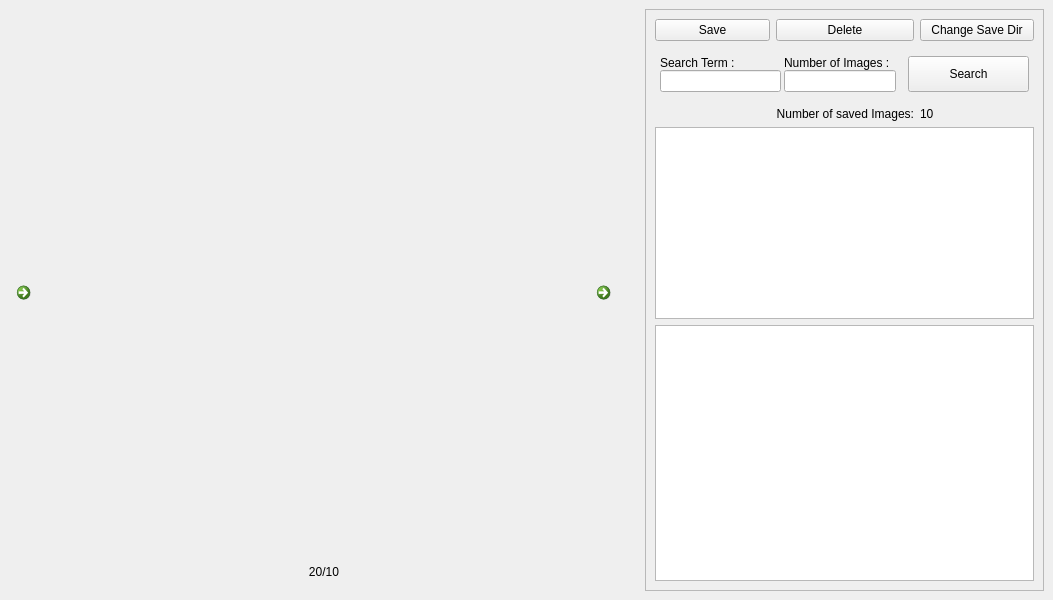
The window that MainWindow.ui (psolanke/Google-Images-Downloader) describes before a commit, drawn with Qt 5.
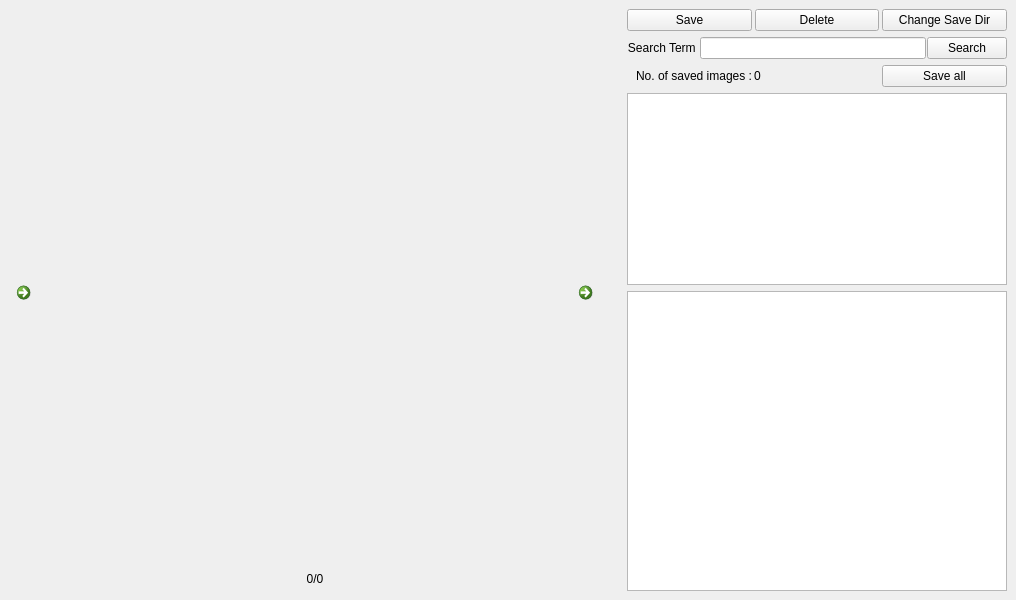
The same window after the commit. Icons and pictures are not drawn.

Patch:
```diff
--- a/MainWindow.ui
+++ b/MainWindow.ui
@@ -6,7 +6,7 @@
    <rect>
     <x>0</x>
     <y>0</y>
-    <width>1053</width>
+    <width>1016</width>
     <height>600</height>
    </rect>
   </property>
@@ -84,8 +84,158 @@
       </property>
      </widget>
     </item>
+    <item row="2" column="4">
+     <widget class="QFrame" name="frame">
+      <property name="sizePolicy">
+       <sizepolicy hsizetype="MinimumExpanding" vsizetype="MinimumExpanding">
+        <horstretch>0</horstretch>
+        <verstretch>0</verstretch>
+       </sizepolicy>
+      </property>
+      <property name="frameShape">
+       <enum>QFrame::NoFrame</enum>
+      </property>
+      <property name="frameShadow">
+       <enum>QFrame::Raised</enum>
+      </property>
+      <layout class="QGridLayout" name="gridLayout_2">
+       <property name="margin">
+        <number>0</number>
+       </property>
+       <item row="8" column="0" colspan="2">
+        <widget class="QListWidget" name="loaded_url"/>
+       </item>
+       <item row="7" column="0" colspan="2">
+        <widget class="QListWidget" name="saved_url">
+         <property name="sizePolicy">
+          <sizepolicy hsizetype="Preferred" vsizetype="Preferred">
+           <horstretch>0</horstretch>
+           <verstretch>0</verstretch>
+          </sizepolicy>
+         </property>
+        </widget>
+       </item>
+       <item row="0" column="0" colspan="2">
+        <widget class="QFrame" name="frame_2">
+         <property name="frameShadow">
+          <enum>QFrame::Sunken</enum>
+         </property>
+         <layout class="QHBoxLayout" name="horizontalLayout">
+          <property name="spacing">
+           <number>3</number>
+          </property>
+          <property name="margin">
+           <number>0</number>
+          </property>
+          <item>
+           <widget class="QPushButton" name="save_button">
+            <property name="text">
+             <string>Save</string>
+            </property>
+           </widget>
+          </item>
+          <item>
+           <widget class="QPushButton" name="delete_button">
+            <property name="text">
+             <string>Delete</string>
+            </property>
+           </widget>
+          </item>
+          <item>
+           <widget class="QPushButton" name="pushButton">
+            <property name="text">
+             <string>Change Save Dir</string>
+            </property>
+           </widget>
+          </item>
+         </layout>
+        </widget>
+       </item>
+       <item row="1" column="0" colspan="2">
+        <widget class="QFrame" name="frame_3">
+         <property name="frameShape">
+          <enum>QFrame::NoFrame</enum>
+         </property>
+         <property name="frameShadow">
+          <enum>QFrame::Raised</enum>
+         </property>
+         <layout class="QHBoxLayout" name="horizontalLayout_2">
+          <property name="spacing">
+           <number>1</number>
+          </property>
+          <property name="margin">
+           <number>0</number>
+          </property>
+          <item>
+           <widget class="QLabel" name="label_2">
+            <property name="text">
+             <string>Search Term </string>
+            </property>
+            <property name="alignment">
+             <set>Qt::AlignRight|Qt::AlignTrailing|Qt::AlignVCenter</set>
+            </property>
+           </widget>
+          </item>
+          <item>
+           <widget class="QLineEdit" name="search_term_text_box"/>
+          </item>
+          <item>
+           <widget class="QPushButton" name="search_button">
+            <property name="text">
+             <string>Search</string>
+            </property>
+           </widget>
+          </item>
+         </layout>
+        </widget>
+       </item>
+       <item row="2" column="0" colspan="2">
+        <widget class="QFrame" name="frame_5">
+         <property name="frameShape">
+          <enum>QFrame::NoFrame</enum>
+         </property>
+         <property name="frameShadow">
+          <enum>QFrame::Raised</enum>
+         </property>
+         <layout class="QHBoxLayout" name="horizontalLayout_3">
+          <property name="spacing">
+           <number>2</number>
+          </property>
+          <property name="margin">
+           <number>0</number>
+          </property>
+          <item>
+           <widget class="QLabel" name="label">
+            <property name="text">
+             <string>No. of saved images :</string>
+            </property>
+            <property name="alignment">
+             <set>Qt::AlignRight|Qt::AlignTrailing|Qt::AlignVCenter</set>
+            </property>
+           </widget>
+          </item>
+          <item>
+           <widget class="QLabel" name="saved_images_count_label">
+            <property name="text">
+             <string>0</string>
+            </property>
+           </widget>
+          </item>
+          <item>
+           <widget class="QPushButton" name="save_all_button">
+            <property name="text">
+             <string>Save all</string>
+            </property>
+           </widget>
+          </item>
+         </layout>
+        </widget>
+       </item>
+      </layout>
+     </widget>
+    </item>
     <item row="2" column="1">
-     <widget class="QFrame" name="frame_2">
+     <widget class="QFrame" name="frame_4">
       <property name="frameShape">
        <enum>QFrame::NoFrame</enum>
       </property>
@@ -93,10 +243,16 @@
        <enum>QFrame::Raised</enum>
       </property>
       <layout class="QVBoxLayout" name="verticalLayout">
+       <property name="spacing">
+        <number>0</number>
+       </property>
+       <property name="margin">
+        <number>0</number>
+       </property>
        <item>
         <widget class="QLabel" name="image_view">
          <property name="sizePolicy">
-          <sizepolicy hsizetype="MinimumExpanding" vsizetype="Preferred">
+          <sizepolicy hsizetype="Preferred" vsizetype="Preferred">
            <horstretch>0</horstretch>
            <verstretch>0</verstretch>
           </sizepolicy>
@@ -123,11 +279,11 @@
          <property name="maximumSize">
           <size>
            <width>16777215</width>
-           <height>20</height>
+           <height>25</height>
           </size>
          </property>
          <property name="text">
-          <string>20/10</string>
+          <string>0/0</string>
          </property>
          <property name="alignment">
           <set>Qt::AlignCenter</set>
@@ -137,227 +293,6 @@
       </layout>
      </widget>
     </item>
-    <item row="2" column="4">
-     <widget class="QFrame" name="frame">
-      <property name="sizePolicy">
-       <sizepolicy hsizetype="MinimumExpanding" vsizetype="MinimumExpanding">
-        <horstretch>0</horstretch>
-        <verstretch>0</verstretch>
-       </sizepolicy>
-      </property>
-      <property name="frameShape">
-       <enum>QFrame::StyledPanel</enum>
-      </property>
-      <property name="frameShadow">
-       <enum>QFrame::Raised</enum>
-      </property>
-      <layout class="QGridLayout" name="gridLayout_2">
-       <item row="2" column="0" colspan="3">
-        <widget class="QFrame" name="frame_5">
-         <property name="frameShadow">
-          <enum>QFrame::Raised</enum>
-         </property>
-         <layout class="QHBoxLayout" name="horizontalLayout">
-          <property name="spacing">
-           <number>3</number>
-          </property>
-          <property name="leftMargin">
-           <number>5</number>
-          </property>
-          <property name="topMargin">
-           <number>9</number>
-          </property>
-          <property name="rightMargin">
-           <number>5</number>
-          </property>
-          <property name="bottomMargin">
-           <number>9</number>
-          </property>
-          <item>
-           <widget class="QFrame" name="frame_3">
-            <property name="frameShape">
-             <enum>QFrame::NoFrame</enum>
-            </property>
-            <property name="frameShadow">
-             <enum>QFrame::Raised</enum>
-            </property>
-            <layout class="QVBoxLayout" name="verticalLayout_2">
-             <property name="spacing">
-              <number>0</number>
-             </property>
-             <property name="margin">
-              <number>0</number>
-             </property>
-             <item>
-              <widget class="QLabel" name="label_2">
-               <property name="text">
-                <string>Search Term :</string>
-               </property>
-               <property name="alignment">
-                <set>Qt::AlignLeading|Qt::AlignLeft|Qt::AlignVCenter</set>
-               </property>
-              </widget>
-             </item>
-             <item>
-              <widget class="QLineEdit" name="search_term_text_box">
-               <property name="sizePolicy">
-                <sizepolicy hsizetype="Preferred" vsizetype="Preferred">
-                 <horstretch>0</horstretch>
-                 <verstretch>0</verstretch>
-                </sizepolicy>
-               </property>
-               <property name="frame">
-                <bool>true</bool>
-               </property>
-               <property name="cursorPosition">
-                <number>0</number>
-               </property>
-               <property name="placeholderText">
-                <string/>
-               </property>
-              </widget>
-             </item>
-            </layout>
-           </widget>
-          </item>
-          <item>
-           <widget class="QFrame" name="frame_4">
-            <property name="frameShape">
-             <enum>QFrame::NoFrame</enum>
-            </property>
-            <property name="frameShadow">
-             <enum>QFrame::Raised</enum>
-            </property>
-            <layout class="QVBoxLayout" name="verticalLayout_3">
-             <property name="spacing">
-              <number>0</number>
-             </property>
-             <property name="leftMargin">
-              <number>0</number>
-             </property>
-             <property name="topMargin">
-              <number>0</number>
-             </property>
-             <property name="rightMargin">
-              <number>9</number>
-             </property>
-             <property name="bottomMargin">
-              <number>0</number>
-             </property>
-             <item>
-              <widget class="QLabel" name="label_3">
-               <property name="text">
-                <string>Number of Images :</string>
-               </property>
-              </widget>
-             </item>
-             <item>
-              <widget class="QLineEdit" name="num_images_text_box">
-               <property name="sizePolicy">
-                <sizepolicy hsizetype="Preferred" vsizetype="Preferred">
-                 <horstretch>0</horstretch>
-                 <verstretch>0</verstretch>
-                </sizepolicy>
-               </property>
-              </widget>
-             </item>
-            </layout>
-           </widget>
-          </item>
-          <item>
-           <widget class="QPushButton" name="search_button">
-            <property name="sizePolicy">
-             <sizepolicy hsizetype="Preferred" vsizetype="Preferred">
-              <horstretch>0</horstretch>
-              <verstretch>0</verstretch>
-             </sizepolicy>
-            </property>
-            <property name="maximumSize">
-             <size>
-              <width>200</width>
-              <height>200</height>
-             </size>
-            </property>
-            <property name="text">
-             <string>Search</string>
-            </property>
-           </widget>
-          </item>
-         </layout>
-        </widget>
-       </item>
-       <item row="6" column="2">
-        <widget class="QLabel" name="saved_images_count_label">
-         <property name="text">
-          <string>10</string>
-         </property>
-        </widget>
-       </item>
-       <item row="7" column="0" colspan="3">
-        <widget class="QListWidget" name="saved_url">
-         <property name="sizePolicy">
-          <sizepolicy hsizetype="Preferred" vsizetype="Preferred">
-           <horstretch>0</horstretch>
-           <verstretch>0</verstretch>
-          </sizepolicy>
-         </property>
-        </widget>
-       </item>
-       <item row="8" column="0" colspan="3">
-        <widget class="QListWidget" name="loaded_url"/>
-       </item>
-       <item row="6" column="1">
-        <widget class="QLabel" name="saved_images_count_text">
-         <property name="text">
-          <string>Number of saved Images:</string>
-         </property>
-         <property name="alignment">
-          <set>Qt::AlignRight|Qt::AlignTrailing|Qt::AlignVCenter</set>
-         </property>
-        </widget>
-       </item>
-       <item row="0" column="0" rowspan="2">
-        <widget class="QPushButton" name="save_button">
-         <property name="sizePolicy">
-          <sizepolicy hsizetype="Preferred" vsizetype="Preferred">
-           <horstretch>0</horstretch>
-           <verstretch>0</verstretch>
-          </sizepolicy>
-         </property>
-         <property name="text">
-          <string>Save</string>
-         </property>
-        </widget>
-       </item>
-       <item row="0" column="1" rowspan="2">
-        <widget class="QPushButton" name="delete_button">
-         <property name="sizePolicy">
-          <sizepolicy hsizetype="Preferred" vsizetype="Preferred">
-           <horstretch>0</horstretch>
-           <verstretch>0</verstretch>
-          </sizepolicy>
-         </property>
-         <property name="text">
-          <string>Delete</string>
-         </property>
-        </widget>
-       </item>
-       <item row="0" column="2" rowspan="2">
-        <widget class="QPushButton" name="save_dir_button">
-         <property name="sizePolicy">
-          <sizepolicy hsizetype="Preferred" vsizetype="Preferred">
-           <horstretch>0</horstretch>
-           <verstretch>0</verstretch>
-          </sizepolicy>
-         </property>
-         <property name="text">
-          <string>Change Save Dir</string>
-         </property>
-        </widget>
-       </item>
-      </layout>
-     </widget>
-    </item>
    </layout>
   </widget>
  </widget>
```
